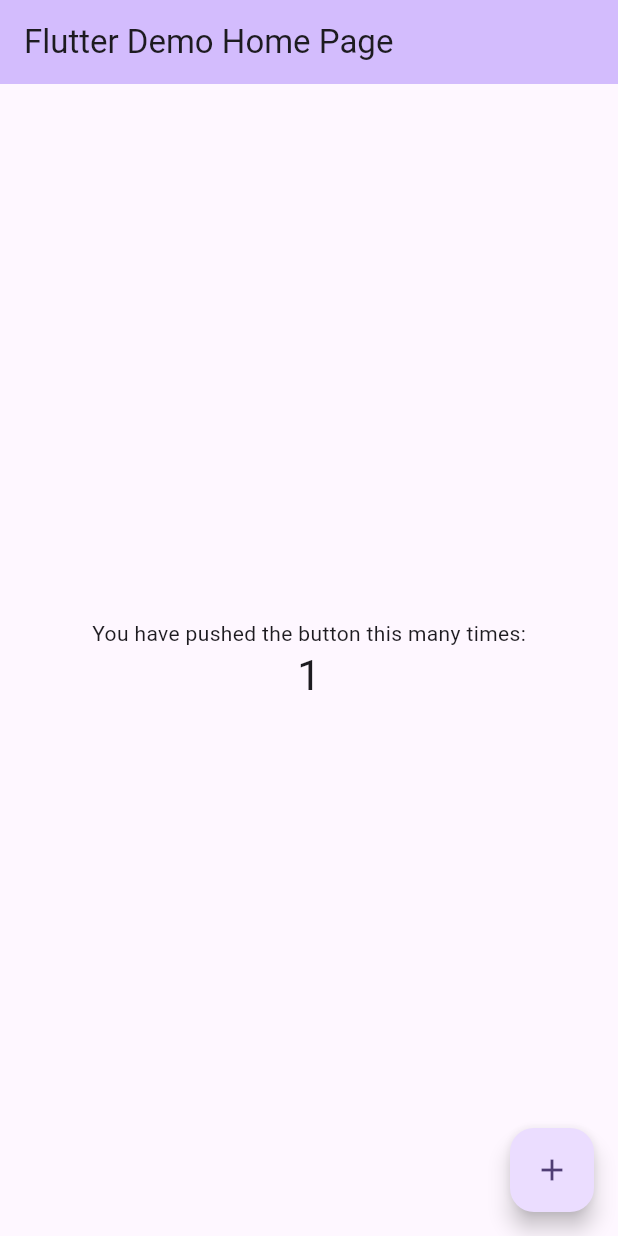
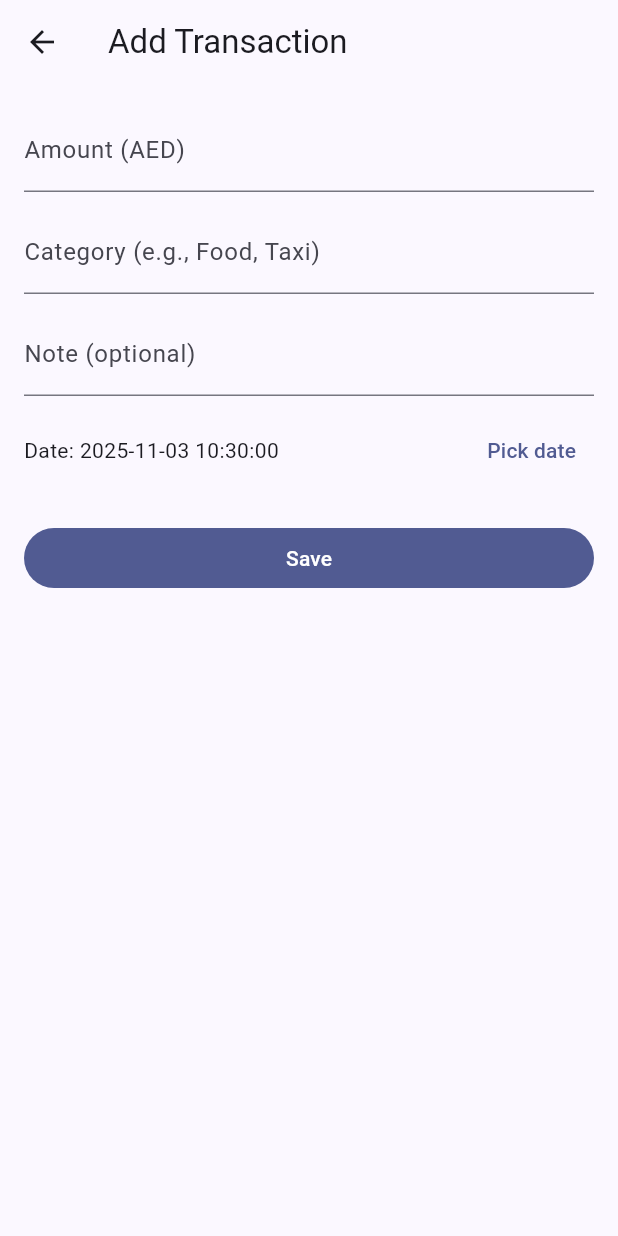
Before and after one commit to Navaskt/fin_track, a Flutter app: the screen it shows after launch, after a tap on the "add" icon, on a phone screen of 412 x 824 dp. Run offline on Flutter 3.47's test engine with Material 3 defaults, Android fonts, the phone set to English and light mode, and no system bars; our stand-ins replace flutter_riverpod, freezed_annotation, go_router, hive, hive_flutter; accounts and stored records are empty.

Commit message:
Implement transaction management with Hive, add routing, and enhance UI for transaction handling

```diff
--- /dev/null
+++ b/lib/app/router.dart
@@ -0,0 +1,35 @@
+import 'package:flutter/material.dart';
+import 'package:flutter_riverpod/flutter_riverpod.dart';
+import 'package:go_router/go_router.dart';
+
+import '../features/transactions/presentation/pages/add_edit_page.dart';
+import '../features/transactions/presentation/pages/home_page.dart';
+
+final appRouterProvider = Provider<GoRouter>((ref) {
+  return GoRouter(
+    initialLocation: '/',
+    routes: [
+      GoRoute(
+        path: '/',
+        builder: (context, state) => const HomePage(),
+        routes: [
+          GoRoute(
+            path: 'add',
+            builder: (context, state) => const AddEditPage(),
+          ),
+          GoRoute(
+            path: 'edit/:id',
+            builder: (context, state) =>
+                AddEditPage(id: state.pathParameters['id']),
+          ),
+        ],
+      ),
+    ],
+    observers: [_NavObserver()],
+  );
+});
+
+class _NavObserver extends NavigatorObserver {
+  @override
+  void didPush(Route route, Route? previousRoute) {}
+}
--- /dev/null
+++ b/lib/app/theme/app_theme.dart
@@ -0,0 +1,26 @@
+import 'package:flutter/material.dart';
+
+class AppTheme {
+  const AppTheme(this.light, this.dark);
+  final ThemeData light;
+  final ThemeData dark;
+}
+
+AppTheme buildAppTheme() {
+  const seed = Color(0xFF3F51B5);
+  final light = ThemeData(
+    useMaterial3: true,
+    colorScheme: ColorScheme.fromSeed(
+      seedColor: seed,
+      brightness: Brightness.light,
+    ),
+  );
+  final dark = ThemeData(
+    useMaterial3: true,
+    colorScheme: ColorScheme.fromSeed(
+      seedColor: seed,
+      brightness: Brightness.dark,
+    ),
+  );
+  return AppTheme(light, dark);
+}
--- /dev/null
+++ b/lib/core/utils/format.dart
@@ -0,0 +1,7 @@
+import 'package:intl/intl.dart';
+
+final _currency = NumberFormat.currency(symbol: 'AED ', decimalDigits: 2);
+final _date = DateFormat('yyyy-MM-dd');
+
+String fmtMoney(num v) => _currency.format(v);
+String fmtDate(DateTime d) => _date.format(d);
--- /dev/null
+++ b/lib/features/transactions/data/models/transaction_model_adaptor.dart
@@ -0,0 +1,42 @@
+import 'package:hive/hive.dart';
+import 'transaction_model.dart';
+
+class TransactionModelAdapter extends TypeAdapter<TransactionModel> {
+  @override
+  final int typeId = 1;
+
+  @override
+  TransactionModel read(BinaryReader reader) {
+    final numOfFields = reader.readByte();
+    final fields = <int, dynamic>{
+      for (var i = 0; i < numOfFields; i++) reader.readByte(): reader.read(),
+    };
+
+    return TransactionModel(
+      id: fields[0] as String,
+      amount: fields[1] as double,
+      category: fields[2] as String,
+      note: fields[3] as String?,
+      date: fields[4] as DateTime,
+      receiptPath: fields[5] as String?,
+    );
+  }
+
+  @override
+  void write(BinaryWriter writer, TransactionModel obj) {
+    writer
+      ..writeByte(6)
+      ..writeByte(0)
+      ..write(obj.id)
+      ..writeByte(1)
+      ..write(obj.amount)
+      ..writeByte(2)
+      ..write(obj.category)
+      ..writeByte(3)
+      ..write(obj.note)
+      ..writeByte(4)
+      ..write(obj.date)
+      ..writeByte(5)
+      ..write(obj.receiptPath);
+  }
+}
--- /dev/null
+++ b/lib/features/transactions/data/sources/transaction_local_source.dart
@@ -0,0 +1,22 @@
+import 'package:hive/hive.dart';
+
+import '../models/transaction_model.dart';
+
+class TransactionLocalSource {
+  TransactionLocalSource(this._box);
+  final Box<TransactionModel> _box;
+
+  List<TransactionModel> getAll() => _box.values.toList()
+    ..sort((a, b) => b.date.compareTo(a.date));
+
+  Future<void> upsert(TransactionModel model) => _box.put(model.id, model);
+
+  Future<void> delete(String id) => _box.delete(id);
+
+  TransactionModel? getById(String id) => _box.get(id);
+
+  Stream<List<TransactionModel>> watchAll() async* {
+    yield getAll();
+    yield* _box.watch().map((_) => getAll());
+  }
+}
--- /dev/null
+++ b/lib/features/transactions/domain/entities/transaction_entity.dart
@@ -0,0 +1,17 @@
+class TransactionEntity {
+  TransactionEntity({
+    required this.id,
+    required this.amount,
+    required this.category,
+    this.note,
+    required this.date,
+    this.receiptPath,
+  });
+
+  final String id;
+  final double amount;
+  final String category;
+  final String? note;
+  final DateTime date;
+  final String? receiptPath;
+}
--- /dev/null
+++ b/lib/features/transactions/presentation/pages/add_edit_page.dart
@@ -0,0 +1,102 @@
+import 'package:flutter/material.dart';
+import 'package:flutter_riverpod/flutter_riverpod.dart';
+import 'package:uuid/uuid.dart';
+
+import '../../domain/entities/transaction_entity.dart';
+import '../controllers/transaction_providers.dart';
+
+class AddEditPage extends ConsumerStatefulWidget {
+  const AddEditPage({super.key, this.id});
+  final String? id;
+
+  @override
+  ConsumerState<AddEditPage> createState() => _AddEditPageState();
+}
+
+class _AddEditPageState extends ConsumerState<AddEditPage> {
+  final _formKey = GlobalKey<FormState>();
+  final _amountCtrl = TextEditingController();
+  final _categoryCtrl = TextEditingController();
+  final _noteCtrl = TextEditingController();
+  DateTime _date = DateTime.now();
+
+  @override
+  void dispose() {
+    _amountCtrl.dispose();
+    _categoryCtrl.dispose();
+    _noteCtrl.dispose();
+    super.dispose();
+  }
+
+  @override
+  Widget build(BuildContext context) {
+    return Scaffold(
+      appBar: AppBar(title: Text(widget.id == null ? 'Add Transaction' : 'Edit Transaction')),
+      body: Padding(
+        padding: const EdgeInsets.all(16.0),
+        child: Form(
+          key: _formKey,
+          child: ListView(
+            children: [
+              TextFormField(
+                controller: _amountCtrl,
+                keyboardType: const TextInputType.numberWithOptions(decimal: true),
+                decoration: const InputDecoration(labelText: 'Amount (AED)'),
+                validator: (v) {
+                  final value = double.tryParse(v ?? '');
+                  if (value == null || value <= 0) return 'Enter valid amount';
+                  return null;
+                },
+              ),
+              const SizedBox(height: 12),
+              TextFormField(
+                controller: _categoryCtrl,
+                decoration: const InputDecoration(labelText: 'Category (e.g., Food, Taxi)'),
+                validator: (v) => (v == null || v.trim().isEmpty) ? 'Enter category' : null,
+              ),
+              const SizedBox(height: 12),
+              TextFormField(
+                controller: _noteCtrl,
+                decoration: const InputDecoration(labelText: 'Note (optional)'),
+              ),
+              const SizedBox(height: 12),
+              Row(
+                children: [
+                  Expanded(child: Text('Date: ${_date.toLocal()}'.split('.').first)),
+                  TextButton(
+                    onPressed: () async {
+                      final picked = await showDatePicker(
+                        context: context,
+                        initialDate: _date,
+                        firstDate: DateTime(2000),
+                        lastDate: DateTime(2100),
+                      );
+                      if (picked != null) setState(() => _date = picked);
+                    },
+                    child: const Text('Pick date'),
+                  ),
+                ],
+              ),
+              const SizedBox(height: 24),
+              FilledButton(
+                onPressed: () async {
+                  if (!_formKey.currentState!.validate()) return;
+                  final e = TransactionEntity(
+                    id: widget.id ?? const Uuid().v4(),
+                    amount: double.parse(_amountCtrl.text),
+                    category: _categoryCtrl.text.trim(),
+                    note: _noteCtrl.text.trim().isEmpty ? null : _noteCtrl.text.trim(),
+                    date: _date,
+                  );
+                  await ref.read(transactionControllerProvider.notifier).addOrUpdate(e);
+                  if (mounted) Navigator.of(context).pop();
+                },
+                child: Text(widget.id == null ? 'Save' : 'Update'),
+              ),
+            ],
+          ),
+        ),
+      ),
+    );
+  }
+}
--- /dev/null
+++ b/lib/features/transactions/presentation/pages/home_page.dart
@@ -0,0 +1,78 @@
+import 'package:flutter/material.dart';
+import 'package:flutter_riverpod/flutter_riverpod.dart';
+import 'package:go_router/go_router.dart';
+
+import '../controllers/transaction_providers.dart';
+
+class HomePage extends ConsumerWidget {
+  const HomePage({super.key});
+
+  @override
+  Widget build(BuildContext context, WidgetRef ref) {
+    final asyncTxs = ref.watch(transactionsStreamProvider);
+
+    return Scaffold(
+      appBar: AppBar(title: const Text('FinTrack')),
+      body: asyncTxs.when(
+        loading: () => const Center(child: CircularProgressIndicator()),
+        error: (e, _) => Center(child: Text('Error: $e')),
+        data: (items) {
+          if (items.isEmpty) {
+            return const _EmptyState();
+          }
+          return ListView.separated(
+            itemCount: items.length,
+            separatorBuilder: (_, __) => const Divider(height: 1),
+            itemBuilder: (context, i) {
+              final t = items[i];
+              return ListTile(
+                title: Text('${t.category} • ${t.amount.toStringAsFixed(2)}'),
+                subtitle: Text(_friendlyDate(t.date)),
+                onTap: () => context.push('/edit/${t.id}'),
+                trailing: IconButton(
+                  icon: const Icon(Icons.delete_outline),
+                  onPressed: () => ref
+                      .read(transactionControllerProvider.notifier)
+                      .delete(t.id),
+                ),
+              );
+            },
+          );
+        },
+      ),
+      floatingActionButton: FloatingActionButton(
+        onPressed: () => context.push('/add'),
+        child: const Icon(Icons.add),
+      ),
+    );
+  }
+}
+
+class _EmptyState extends StatelessWidget {
+  const _EmptyState();
+  @override
+  Widget build(BuildContext context) {
+    return Center(
+      child: Column(
+        mainAxisSize: MainAxisSize.min,
+        children: [
+          const Text('No transactions yet'),
+          const SizedBox(height: 8),
+          Text(
+            'Tap the + button to add your first expense',
+            style: Theme.of(context).textTheme.bodySmall,
+          ),
+        ],
+      ),
+    );
+  }
+}
+
+String _friendlyDate(DateTime d) {
+  final now = DateTime.now();
+  final today = DateTime(now.year, now.month, now.day);
+  final date = DateTime(d.year, d.month, d.day);
+  if (date == today) return 'Today';
+  if (date == today.subtract(const Duration(days: 1))) return 'Yesterday';
+  return '${d.year}-${d.month.toString().padLeft(2, '0')}-${d.day.toString().padLeft(2, '0')}';
+}
--- a/lib/main.dart
+++ b/lib/main.dart
@@ -1,75 +1,39 @@
 import 'package:flutter/material.dart';
+import 'package:flutter_riverpod/flutter_riverpod.dart';
+import 'package:hive_flutter/hive_flutter.dart';
+import 'app/router.dart';
+import 'app/theme/app_theme.dart';
+import 'features/transactions/data/models/transaction_model.dart';
+import 'features/transactions/data/models/transaction_model_adaptor.dart';
 
-void main() {
-  runApp(const MyApp());
+
+Future<void> main() async {
+WidgetsFlutterBinding.ensureInitialized();
+await Hive.initFlutter();
+Hive.registerAdapter(TransactionModelAdapter());
+await Hive.openBox<TransactionModel>('transactions');
+
+
+runApp(const ProviderScope(child: FinTrackApp()));
 }
 
-class MyApp extends StatelessWidget {
-  const MyApp({super.key});
 
-  @override
-  Widget build(BuildContext context) {
-    return MaterialApp(
-      title: 'Flutter Demo',
-      theme: ThemeData(
-
-        colorScheme: ColorScheme.fromSeed(seedColor: Colors.deepPurple),
-      ),
-      home: const MyHomePage(title: 'Flutter Demo Home Page'),
-    );
-  }
-}
-
-class MyHomePage extends StatefulWidget {
-  const MyHomePage({super.key, required this.title});
+class FinTrackApp extends ConsumerWidget {
+const FinTrackApp({super.key});
 
 
+@override
+Widget build(BuildContext context, WidgetRef ref) {
+final router = ref.watch(appRouterProvider);
+final theme = buildAppTheme();
 
-  final String title;
 
-  @override
-  State<MyHomePage> createState() => _MyHomePageState();
+return MaterialApp.router(
+debugShowCheckedModeBanner: false,
+routerConfig: router,
+theme: theme.light,
+darkTheme: theme.dark,
+themeMode: ThemeMode.system,
+);
 }
-
-class _MyHomePageState extends State<MyHomePage> {
-  int _counter = 0;
-
-  void _incrementCounter() {
-    setState(() {
-
-      _counter++;
-    });
-  }
-
-  @override
-  Widget build(BuildContext context) {
-
-    return Scaffold(
-      appBar: AppBar(
-
-        backgroundColor: Theme.of(context).colorScheme.inversePrimary,
-
-        title: Text(widget.title),
-      ),
-      body: Center(
-
-        child: Column(
-
-          mainAxisAlignment: MainAxisAlignment.center,
-          children: <Widget>[
-            const Text('You have pushed the button this many times:'),
-            Text(
-              '$_counter',
-              style: Theme.of(context).textTheme.headlineMedium,
-            ),
-          ],
-        ),
-      ),
-      floatingActionButton: FloatingActionButton(
-        onPressed: _incrementCounter,
-        tooltip: 'Increment',
-        child: const Icon(Icons.add),
-      ),
-    );
-  }
 }
```
Also changed, not shown: lib/features/transactions/presentation/controllers/transaction_providers.dart (added, +55 -0 lines), lib/features/transactions/presentation/formatters/formatters.dart (added, +13 -0 lines), lib/demo.dart (added), 3 other files.
